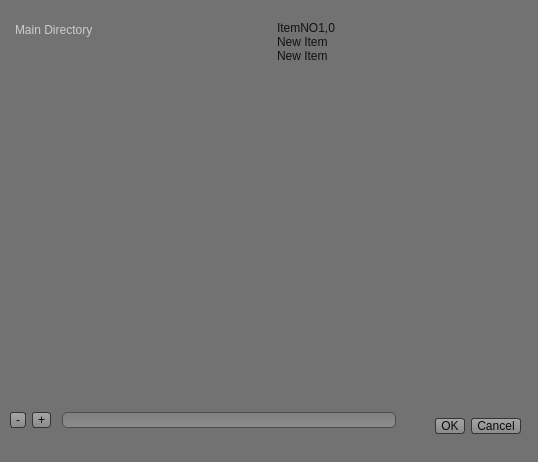
stefaj/gcms, file Virtual_Creator/userinterfacecreator.ui: the form before one commit.
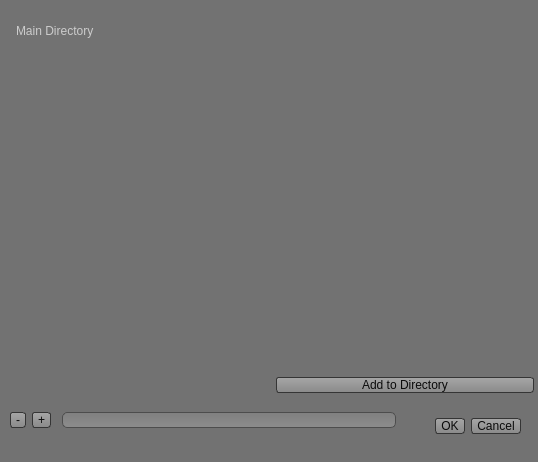
The form after the commit. Icons and pictures are not drawn.

Commit message: directories can now be added within directories

Patch:
```diff
--- a/Virtual_Creator/userinterfacecreator.ui
+++ b/Virtual_Creator/userinterfacecreator.ui
@@ -970,46 +970,6 @@
   <widget class="QWidget" name="layoutWidget">
    <property name="geometry">
     <rect>
-     <x>11</x>
-     <y>21</y>
-     <width>520</width>
-     <height>381</height>
-    </rect>
-   </property>
-   <layout class="QHBoxLayout" name="horizontalLayout">
-    <item>
-     <widget class="QTreeWidget" name="treeWidget">
-      <column>
-       <property name="text">
-        <string>Main Directory</string>
-       </property>
-      </column>
-     </widget>
-    </item>
-    <item>
-     <widget class="QListWidget" name="listWidget_nodes_directories">
-      <item>
-       <property name="text">
-        <string>ItemNO1,0</string>
-       </property>
-      </item>
-      <item>
-       <property name="text">
-        <string>New Item</string>
-       </property>
-      </item>
-      <item>
-       <property name="text">
-        <string>New Item</string>
-       </property>
-      </item>
-     </widget>
-    </item>
-   </layout>
-  </widget>
-  <widget class="QWidget" name="">
-   <property name="geometry">
-    <rect>
      <x>10</x>
      <y>410</y>
      <width>391</width>
@@ -1036,6 +996,41 @@
     </item>
    </layout>
   </widget>
+  <widget class="QWidget" name="">
+   <property name="geometry">
+    <rect>
+     <x>12</x>
+     <y>22</y>
+     <width>522</width>
+     <height>371</height>
+    </rect>
+   </property>
+   <layout class="QHBoxLayout" name="horizontalLayout">
+    <item>
+     <widget class="QTreeWidget" name="treeWidget">
+      <column>
+       <property name="text">
+        <string>Main Directory</string>
+       </property>
+      </column>
+     </widget>
+    </item>
+    <item>
+     <layout class="QVBoxLayout" name="verticalLayout">
+      <item>
+       <widget class="QListWidget" name="listWidget_nodes_directories"/>
+      </item>
+      <item>
+       <widget class="QPushButton" name="pushButton_add_child">
+        <property name="text">
+         <string>Add to Directory</string>
+        </property>
+       </widget>
+      </item>
+     </layout>
+    </item>
+   </layout>
+  </widget>
  </widget>
  <resources/>
  <connections>
```
The commit also changes 2 other files.
